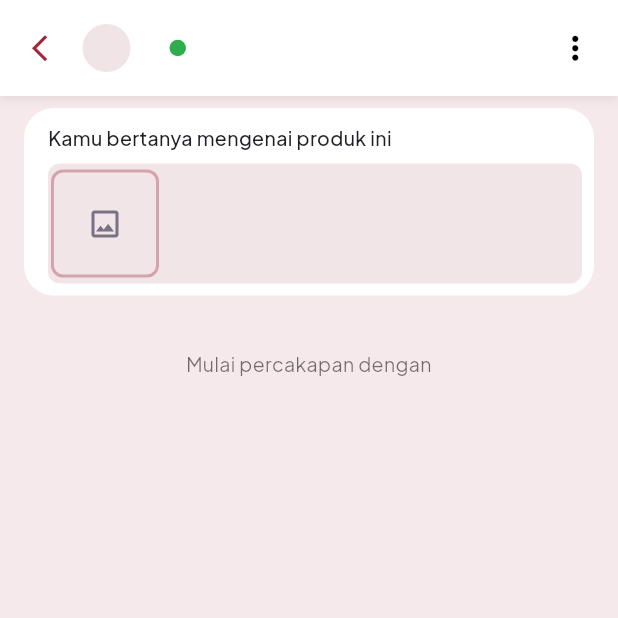
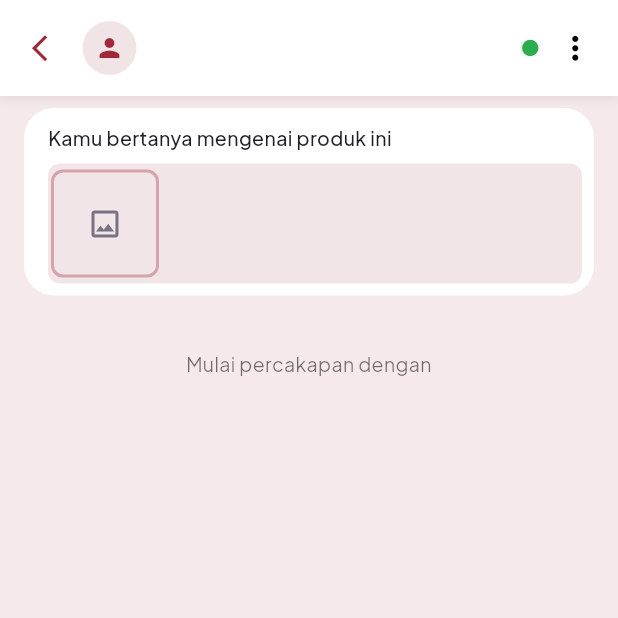
Before and after one commit to GanErnesta/Reloved, a Flutter app: the ChatRoomScreen screen opened directly with empty values, after a tap on the "add circle outline" icon, on a phone screen of 412 x 824 dp, the top half of it. Run offline on Flutter 3.47's test engine with Material 3 defaults, Android fonts, the phone set to English and light mode, and no system bars; our stand-ins replace flutter_dotenv, geocoding, geolocator, go_router, google_fonts, image_picker and 2 more; accounts and stored records are empty; network calls fail.

Commit message:
fix(chat): display participant profile photo in chat room

```diff
--- a/lib/features/chat/screens/chat_room_screen.dart
+++ b/lib/features/chat/screens/chat_room_screen.dart
@@ -43,6 +43,8 @@ class _ChatRoomScreenState extends State<ChatRoomScreen> {
   bool _isSending = false;
   String? _lastMessageId;
 
+  String? _otherUserPhotoUrl;
+
   @override
   void initState() {
     super.initState();
@@ -52,6 +54,7 @@ class _ChatRoomScreenState extends State<ChatRoomScreen> {
     _messagesStream = _chatService.watchMessages(widget.conversationId);
 
     _markMessagesAsRead();
+    _loadOtherUserProfile();
   }
 
   Future<void> _markMessagesAsRead() async {
@@ -132,6 +135,22 @@ class _ChatRoomScreenState extends State<ChatRoomScreen> {
       );
   }
 
+  Future<void> _loadOtherUserProfile() async {
+    try {
+      final profile = await _chatService.fetchOtherParticipantProfile(
+        widget.conversationId,
+      );
+
+      if (!mounted) return;
+
+      setState(() {
+        _otherUserPhotoUrl = profile?['foto_profil']?.toString();
+      });
+    } catch (e) {
+      debugPrint('ERROR LOAD CHAT PROFILE: $e');
+    }
+  }
+
   @override
   void dispose() {
     _messageController.dispose();
@@ -148,6 +167,7 @@ class _ChatRoomScreenState extends State<ChatRoomScreen> {
           children: [
             ChatRoomHeader(
               name: widget.sellerName,
+              avatarUrl: _otherUserPhotoUrl,
               onBack: () {
                 Navigator.pop(context);
               },
--- a/lib/features/chat/services/chat_service.dart
+++ b/lib/features/chat/services/chat_service.dart
@@ -95,8 +95,7 @@ class ChatService {
     final Map<String, Map<String, dynamic>> profiles = {};
 
     for (final profile in profileResult) {
-      profiles[profile['id'].toString()] =
-          Map<String, dynamic>.from(profile);
+      profiles[profile['id'].toString()] = Map<String, dynamic>.from(profile);
     }
 
     final conversations = <Map<String, dynamic>>[];
@@ -133,18 +132,14 @@ class ChatService {
     return conversations;
   }
 
-  Future<List<MessageModel>> fetchMessages(
-    String conversationId,
-  ) async {
+  Future<List<MessageModel>> fetchMessages(String conversationId) async {
     final result = await _client
         .from('messages')
         .select()
         .eq('conversation_id', conversationId)
         .order('created_at', ascending: true);
 
-    return result
-        .map((item) => MessageModel.fromJson(item))
-        .toList();
+    return result.map((item) => MessageModel.fromJson(item)).toList();
   }
 
   Future<MessageModel> sendMessage({
@@ -170,9 +165,7 @@ class ChatService {
     return MessageModel.fromJson(result);
   }
 
-  Stream<List<MessageModel>> watchMessages(
-    String conversationId,
-  ) {
+  Stream<List<MessageModel>> watchMessages(String conversationId) {
     return _client
         .from('messages')
         .stream(primaryKey: ['id'])
@@ -182,17 +175,13 @@ class ChatService {
               .map((item) => MessageModel.fromJson(item))
               .toList();
 
-          messages.sort(
-            (a, b) => a.createdAt.compareTo(b.createdAt),
-          );
+          messages.sort((a, b) => a.createdAt.compareTo(b.createdAt));
 
           return messages;
         });
   }
 
-  Future<void> markMessagesAsRead(
-    String conversationId,
-  ) async {
+  Future<void> markMessagesAsRead(String conversationId) async {
     final userId = _currentUserId;
 
     await _client
@@ -202,4 +191,29 @@ class ChatService {
         .neq('sender_id', userId)
         .eq('is_read', false);
   }
+
+  Future<Map<String, dynamic>?> fetchOtherParticipantProfile(
+    String conversationId,
+  ) async {
+    final userId = _currentUserId;
+
+    final conversation = await _client
+        .from('conversations')
+        .select('buyer_id, seller_id')
+        .eq('id', conversationId)
+        .single();
+
+    final buyerId = conversation['buyer_id'].toString();
+    final sellerId = conversation['seller_id'].toString();
+
+    final otherUserId = userId == buyerId ? sellerId : buyerId;
+
+    final profile = await _client
+        .from('public_profiles')
+        .select('id, nama, foto_profil')
+        .eq('id', otherUserId)
+        .maybeSingle();
+
+    return profile == null ? null : Map<String, dynamic>.from(profile);
+  }
 }
--- a/lib/features/chat/widgets/chat_room_header.dart
+++ b/lib/features/chat/widgets/chat_room_header.dart
@@ -1,3 +1,4 @@
+
 import 'package:flutter/material.dart';
 
 import '../../../core/constants/app_colors.dart';
@@ -6,18 +7,22 @@ import '../../../core/constants/app_text_styles.dart';
 
 class ChatRoomHeader extends StatelessWidget {
   final String name;
+  final String? avatarUrl;
   final VoidCallback onBack;
   final VoidCallback onMore;
 
   const ChatRoomHeader({
     super.key,
     required this.name,
+    this.avatarUrl,
     required this.onBack,
     required this.onMore,
   });
 
   @override
   Widget build(BuildContext context) {
+    final hasAvatar = avatarUrl != null && avatarUrl!.isNotEmpty;
+
     return Container(
       height: 64,
       decoration: BoxDecoration(
@@ -45,16 +50,29 @@ class ChatRoomHeader extends StatelessWidget {
               ),
             ),
             const SizedBox(width: 18),
-            const CircleAvatar(
-              radius: 16,
-              backgroundColor: Color(0xFFF1E4E7),
+            CircleAvatar(
+              radius: 18,
+              backgroundColor: const Color(0xFFF1E4E7),
+              backgroundImage:
+                  hasAvatar ? NetworkImage(avatarUrl!) : null,
+              child: hasAvatar
+                  ? null
+                  : const Icon(
+                      Icons.person,
+                      color: AppColors.primary,
+                      size: 20,
+                    ),
             ),
             const SizedBox(width: 14),
-            Text(
-              name,
-              style: AppTextStyles.bodyMedium.copyWith(
-                fontSize: 16,
-                fontWeight: FontWeight.w700,
+            Expanded(
+              child: Text(
+                name,
+                maxLines: 1,
+                overflow: TextOverflow.ellipsis,
+                style: AppTextStyles.bodyMedium.copyWith(
+                  fontSize: 16,
+                  fontWeight: FontWeight.w700,
+                ),
               ),
             ),
             const SizedBox(width: 12),
@@ -66,7 +84,7 @@ class ChatRoomHeader extends StatelessWidget {
                 shape: BoxShape.circle,
               ),
             ),
-            const Spacer(),
+            const SizedBox(width: 12),
             GestureDetector(
               onTap: onMore,
               child: const Icon(
```
